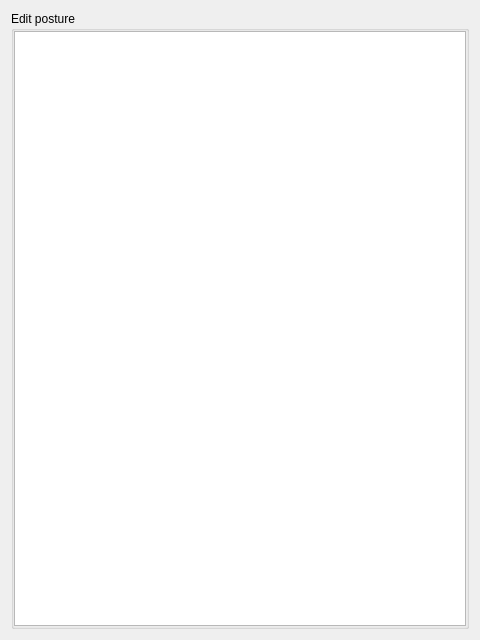
First picture: the form in GUI/SideWidgetComponents/EditPosture.ui, repository istee/cor3d, before the edit.
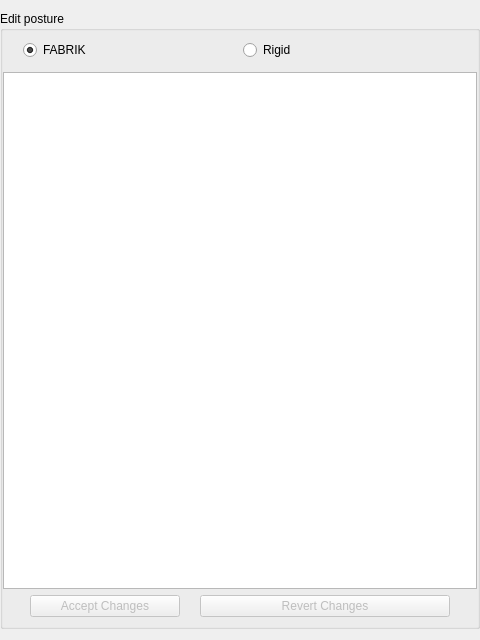
Second picture: the form after the edit. Custom widgets are drawn as their Qt base class.

```diff
--- a/GUI/SideWidgetComponents/EditPosture.ui
+++ b/GUI/SideWidgetComponents/EditPosture.ui
@@ -14,6 +14,12 @@
    <string>Form</string>
   </property>
   <layout class="QGridLayout" name="gridLayout">
+   <property name="leftMargin">
+    <number>0</number>
+   </property>
+   <property name="rightMargin">
+    <number>0</number>
+   </property>
    <item row="0" column="0">
     <widget class="SideWidgetGroupBox" name="groupBox">
      <property name="title">
@@ -23,6 +29,45 @@
       <property name="margin">
        <number>0</number>
       </property>
+      <item>
+       <layout class="QHBoxLayout" name="horizontalLayout_2">
+        <property name="leftMargin">
+         <number>20</number>
+        </property>
+        <property name="topMargin">
+         <number>9</number>
+        </property>
+        <property name="rightMargin">
+         <number>20</number>
+        </property>
+        <property name="bottomMargin">
+         <number>6</number>
+        </property>
+        <item>
+         <widget class="QRadioButton" name="radioButton_2">
+          <property name="text">
+           <string>FABRIK</string>
+          </property>
+          <property name="checked">
+           <bool>true</bool>
+          </property>
+          <attribute name="buttonGroup">
+           <string>buttonGroup</string>
+          </attribute>
+         </widget>
+        </item>
+        <item>
+         <widget class="QRadioButton" name="radioButton">
+          <property name="text">
+           <string>Rigid</string>
+          </property>
+          <attribute name="buttonGroup">
+           <string>buttonGroup</string>
+          </attribute>
+         </widget>
+        </item>
+       </layout>
+      </item>
       <item>
        <widget class="TreeWidgetExtension" name="postureJointTreeWidget">
         <property name="headerHidden">
@@ -35,6 +80,74 @@
         </column>
        </widget>
       </item>
+      <item>
+       <layout class="QHBoxLayout" name="horizontalLayout">
+        <property name="spacing">
+         <number>20</number>
+        </property>
+        <property name="bottomMargin">
+         <number>9</number>
+        </property>
+        <item>
+         <spacer name="horizontalSpacer_2">
+          <property name="orientation">
+           <enum>Qt::Horizontal</enum>
+          </property>
+          <property name="sizeHint" stdset="0">
+           <size>
+            <width>40</width>
+            <height>20</height>
+           </size>
+          </property>
+         </spacer>
+        </item>
+        <item>
+         <widget class="QPushButton" name="acceptButton">
+          <property name="enabled">
+           <bool>false</bool>
+          </property>
+          <property name="minimumSize">
+           <size>
+            <width>150</width>
+            <height>0</height>
+           </size>
+          </property>
+          <property name="text">
+           <string>Accept Changes</string>
+          </property>
+         </widget>
+        </item>
+        <item>
+         <widget class="QPushButton" name="cancelButton">
+          <property name="enabled">
+           <bool>false</bool>
+          </property>
+          <property name="minimumSize">
+           <size>
+            <width>250</width>
+            <height>0</height>
+           </size>
+          </property>
+          <property name="text">
+           <string>Revert Changes</string>
+          </property>
+         </widget>
+        </item>
+        <item>
+         <spacer name="horizontalSpacer">
+          <property name="orientation">
+           <enum>Qt::Horizontal</enum>
+          </property>
+          <property name="sizeHint" stdset="0">
+           <size>
+            <width>40</width>
+            <height>20</height>
+           </size>
+          </property>
+         </spacer>
+        </item>
+       </layout>
+      </item>
      </layout>
     </widget>
    </item>
```
Left out of the diff: 3 changed lines with no effect on the pictures.
